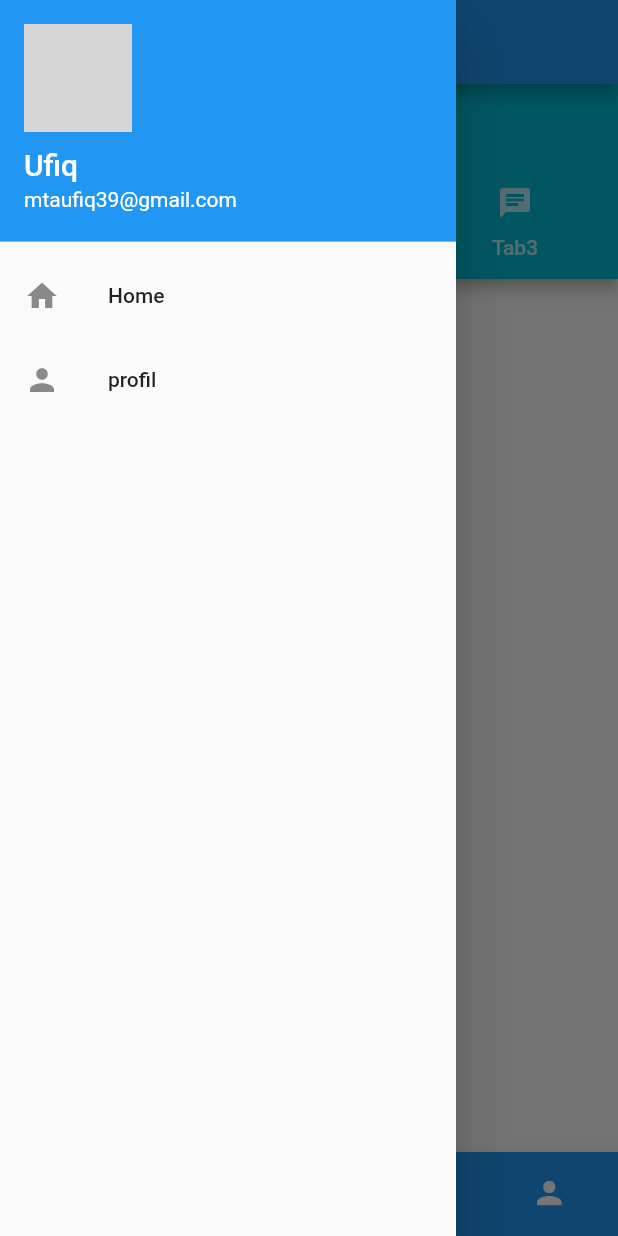
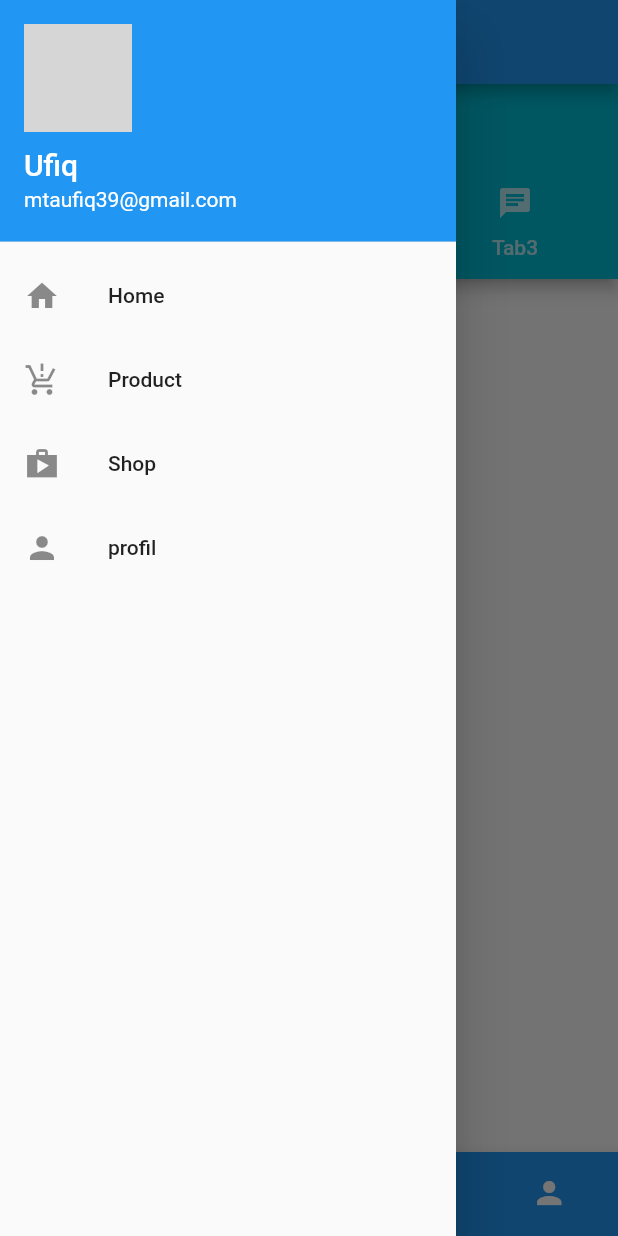
Before and after one commit to limfiq/flutter, a Flutter app: the HomePage screen opened directly, with the side drawer open, on a phone screen of 412 x 824 dp. Run offline on Flutter 3.47's test engine with Material 2 defaults, Android fonts, the phone set to English and light mode, and no system bars; our stand-ins replace fluttertoast; grey boxes are pictures that could not be loaded.

Commit message:
update 4 desember 2022
update 4 desember 2022

```diff
--- a/navigasi/lib/home.dart
+++ b/navigasi/lib/home.dart
@@ -69,6 +69,28 @@ class _HomePageState extends State<HomePage> {
               onTap: () {
                 Navigator.of(context).pushReplacement(
                   MaterialPageRoute(
+                    builder: (context) => ProductPage(),
+                  ),
+                );
+              },
+              leading: Icon(Icons.production_quantity_limits_sharp),
+              title: Text("Product"),
+            ),
+            ListTile(
+              onTap: () {
+                Navigator.of(context).pushReplacement(
+                  MaterialPageRoute(
+                    builder: (context) => ShopPage(),
+                  ),
+                );
+              },
+              leading: Icon(Icons.shop_sharp),
+              title: Text("Shop"),
+            ),
+            ListTile(
+              onTap: () {
+                Navigator.of(context).pushReplacement(
+                  MaterialPageRoute(
                     builder: (context) => ProfilPage(),
                   ),
                 );
@@ -119,7 +141,7 @@ class HomeData extends StatelessWidget {
 
   @override
   Widget build(BuildContext context) {
-    final _kTabPages = <Widget>[
+    final _TabPages = <Widget>[
       const Center(child: Icon(Icons.home, size: 64.0, color: Colors.teal)),
       const Center(
           child: Icon(Icons.notification_add, size: 64.0, color: Colors.cyan)),
@@ -145,7 +167,7 @@ class HomeData extends StatelessWidget {
           ),
         ),
         body: TabBarView(
-          children: _kTabPages,
+          children: _TabPages,
         ),
       ),
     );
```
Also changed, not shown: navigasi/lib/main.dart (+67 -66 lines).
